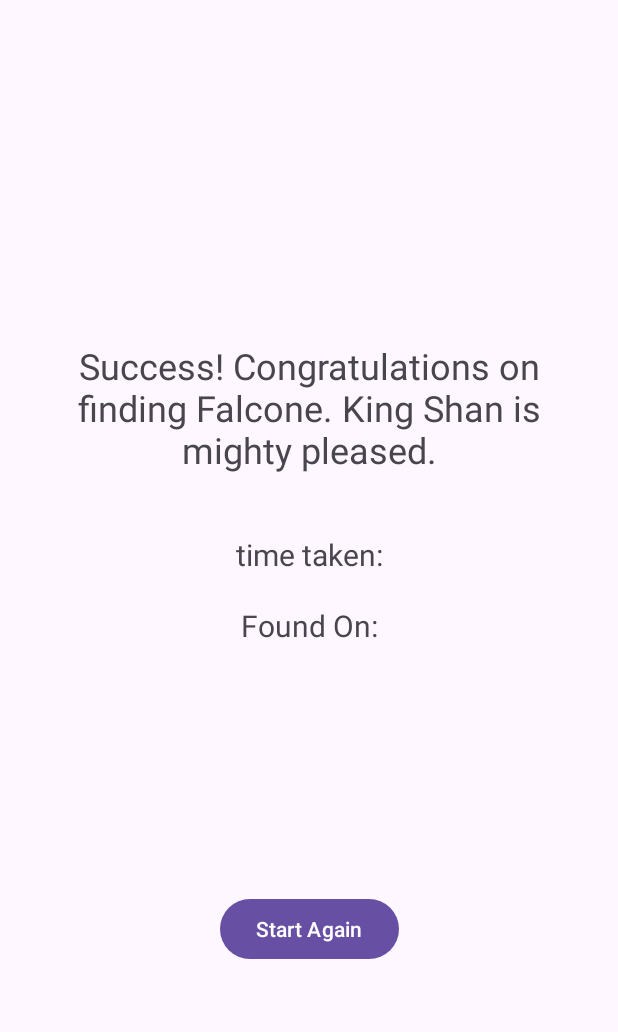
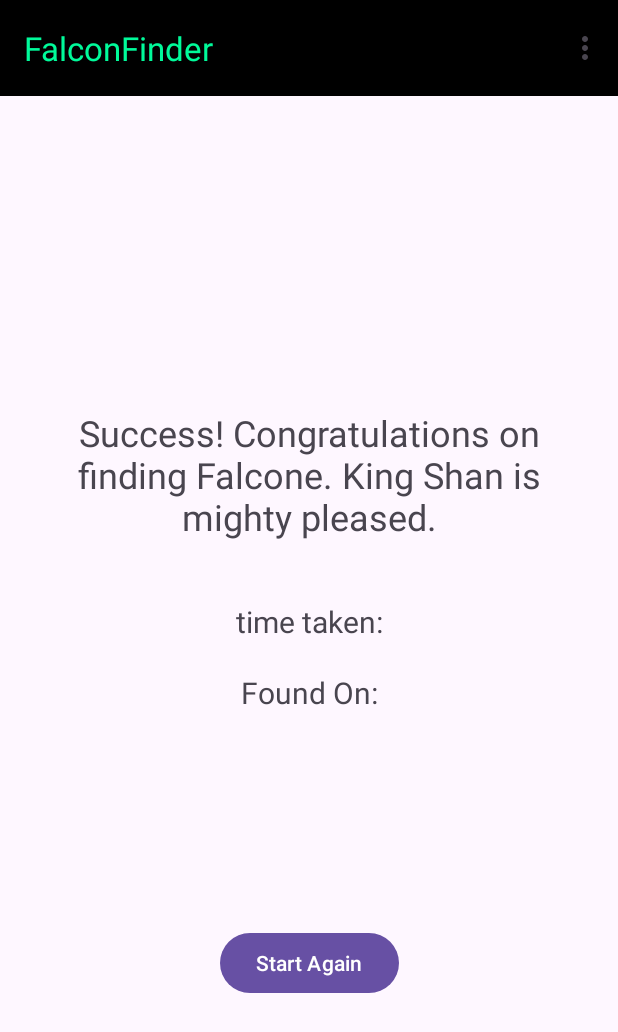
Before and after one commit to ranjanproject/falconfinder, an Android app: the screen it shows after launch (MainActivity), after a tap on "Find Falcon", on a phone screen of 412 x 824 dp. Shown: the top 1032 px of the screen. Run offline under Robolectric (Android 15) with nearby library versions, the phone set to English and light mode, and no system bars.

Commit message:
#comment option menu added

```diff
--- a/app/src/main/java/com/example/falconfinder/MainActivity.kt
+++ b/app/src/main/java/com/example/falconfinder/MainActivity.kt
@@ -2,7 +2,10 @@ package com.example.falconfinder
 
 import androidx.appcompat.app.AppCompatActivity
 import android.os.Bundle
+import android.view.Menu
+import android.view.MenuItem
 import android.view.ViewGroup
+import android.widget.Toast
 import com.example.falconfinder.databinding.ActivityMainBinding
 import com.example.falconfinder.ui.FindFalconClickListener
 import com.example.falconfinder.ui.fragments.FalconFinderResultFragment
@@ -18,6 +21,8 @@ class MainActivity : AppCompatActivity(), FindFalconClickListener {
 
         setContentView(binding.root)
 
+        setSupportActionBar(binding.toolbar)
+
         initViews()
     }
 
@@ -27,6 +32,21 @@ class MainActivity : AppCompatActivity(), FindFalconClickListener {
 
     }
 
+    override fun onCreateOptionsMenu(menu: Menu?): Boolean {
+        menuInflater.inflate(R.menu.main_menu, menu)
+        return true
+    }
+
+
+    override fun onOptionsItemSelected(item: MenuItem): Boolean {
+        onGameRuleSelected()
+        return super.onOptionsItemSelected(item)
+    }
+
+
+    private fun onGameRuleSelected(){
+        Toast.makeText(this, "Rule selected", Toast.LENGTH_LONG).show()
+    }
     private fun addPlanetSelectionFragment() {
         val ft = supportFragmentManager.beginTransaction()
 
--- /dev/null
+++ b/app/src/main/java/com/example/falconfinder/network/Result.kt
@@ -0,0 +1,7 @@
+package com.example.falconfinder.network
+
+sealed class Result{
+    data class Success(val response: Any): Result()
+    data class Error(val error: Error?): Result()
+    data class Failure(val exception: Exception): Result()
+}
--- a/app/src/main/java/com/example/falconfinder/ui/viewmodel/StarWarViewModel.kt
+++ b/app/src/main/java/com/example/falconfinder/ui/viewmodel/StarWarViewModel.kt
@@ -8,6 +8,7 @@ import com.example.falconfinder.models.FalconFinderRequestBody
 import com.example.falconfinder.models.PlanetResponse
 import com.example.falconfinder.models.PlanetResponseItem
 import com.example.falconfinder.models.VehicleResponseItem
+import com.example.falconfinder.network.Result
 import com.example.falconfinder.repository.StarWarRepository
 import kotlinx.coroutines.launch
 import kotlin.Exception
@@ -15,7 +16,7 @@ import kotlin.Exception
 /**
  * This viewmodel will be shared between four different fragments
  */
-class StarWarViewModel: ViewModel(){
+class StarWarViewModel : ViewModel() {
 
     private val repository = StarWarRepository()
 
@@ -35,42 +36,43 @@ class StarWarViewModel: ViewModel(){
 
     val isFindFalconBtn = MutableLiveData<Boolean>()
 
-    fun getToken(){
+    fun getToken() {
         viewModelScope.launch {
             try {
                 token = repository.getToken()
-            }catch (e: Exception){
+            } catch (e: Exception) {
                 Log.e("viewModel", e.toString())
 
             }
         }
     }
 
-    fun clearModels(){
+    fun clearModels() {
         selectedPlanetCount = 0
         rocketMap = mutableMapOf()
         token = ""
         _vehicleResponse = mutableListOf()
     }
 
-    fun getPlanets(){
+    //<editor-fold desc = "Planet">
+    fun getPlanets() {
         viewModelScope.launch {
-            try{
+            try {
                 _planets = repository.getPlanets()
 
                 _planetsMLD.value = _planets
-            }catch (e: Exception){
+            } catch (e: Exception) {
                 Log.e("viewModel", e.toString())
             }
         }
     }
 
-    fun findFalcon(){
+    fun findFalcon() {
         viewModelScope.launch {
             try {
                 val x = repository.findFalcon(getFalconRequestBody())
                 val y = 0
-            }catch (e: Exception){
+            } catch (e: Exception) {
                 Log.e("viewModel", e.toString())
 
             }
@@ -80,9 +82,9 @@ class StarWarViewModel: ViewModel(){
     private fun getFalconRequestBody(): FalconFinderRequestBody {
         val planetList = mutableListOf<String>()
         val vehicleList = mutableListOf<String>()
-        rocketMap.forEach{entry ->
+        rocketMap.forEach { entry ->
             planetList.add(entry.key)
-            entry.value?.let{
+            entry.value?.let {
                 vehicleList.add(it.name!!)
             }
         }
@@ -90,7 +92,7 @@ class StarWarViewModel: ViewModel(){
     }
 
 
-    fun selectPlanet(planetResponseItem: PlanetResponseItem, isSelected: Boolean){
+    fun selectPlanet(planetResponseItem: PlanetResponseItem, isSelected: Boolean) {
 
         updateSelectedPlanetCount(planetResponseItem, isSelected)
 
@@ -103,10 +105,13 @@ class StarWarViewModel: ViewModel(){
         }
     }
 
-   private fun updateSelectedPlanetCount(planetResponseItem: PlanetResponseItem, isSelected: Boolean){
-       if(isSelected){
+    private fun updateSelectedPlanetCount(
+        planetResponseItem: PlanetResponseItem,
+        isSelected: Boolean
+    ) {
+        if (isSelected) {
             selectedPlanetCount++
-       }else{
+        } else {
             selectedPlanetCount--
 
             val vehicle = rocketMap[planetResponseItem.name]
@@ -118,20 +123,20 @@ class StarWarViewModel: ViewModel(){
         }
     }
 
-   private fun enableFindFalconBtn(){
-       if(selectedPlanetCount < 4){
-           _planets?.let {planetResponse ->
-               planetResponse.forEach{
-                   if(!it.isSelected){
+    private fun enableFindFalconBtn() {
+        if (selectedPlanetCount < 4) {
+            _planets?.let { planetResponse ->
+                planetResponse.forEach {
+                    if (!it.isSelected) {
                         it.isActive = true
                     }
                 }
             }
             isFindFalconBtn.value = false
-       }else{
-           _planets?.let {planetResponse ->
-               planetResponse.forEach{
-                   if(!it.isSelected){
+        } else {
+            _planets?.let { planetResponse ->
+                planetResponse.forEach {
+                    if (!it.isSelected) {
                         it.isActive = false
                     }
                 }
@@ -139,29 +144,28 @@ class StarWarViewModel: ViewModel(){
             isFindFalconBtn.value = true
         }
     }
+    //</editor-fold>
+
 
     //<editor-fold desc="Vehicle">
-    fun getVehicles(){
+    fun getVehicles() {
         viewModelScope.launch {
-            try{
+            try {
                 _vehicleResponse = repository.getVehicle().toMutableList()
-            }catch (e: Exception){
+            } catch (e: Exception) {
                 Log.e("viewModel", e.toString())
             }
         }
     }
 
 
-
-
-    fun getVehicleList(): List<VehicleResponseItem>{
+    fun getVehicleList(): List<VehicleResponseItem> {
         return _vehicleResponse
     }
 
 
-
-    fun getAvailableVehicles(planetName: String): List<VehicleResponseItem>{
-        for(item in rocketMap){
+    fun getAvailableVehicles(planetName: String): List<VehicleResponseItem> {
+        for (item in rocketMap) {
             item.value?.let {
                 it.isActive = it.total_no > 0
                 it.isSelected = false
@@ -171,15 +175,14 @@ class StarWarViewModel: ViewModel(){
     }
 
 
-
     fun selectRocket(
         planetName: String,
         planetDistance: String,
         vehicleResponseItem: VehicleResponseItem,
         isSelected: Boolean
-    ){
+    ) {
 
-        if(isSelected){
+        if (isSelected) {
             vehicleResponseItem.total_no--
             for (item in _vehicleResponse) {
                 if (item != vehicleResponseItem && item.isSelected && item.isActive) {
@@ -187,7 +190,7 @@ class StarWarViewModel: ViewModel(){
                     item.total_no++
                 }
             }
-        }else{
+        } else {
             vehicleResponseItem.total_no++
         }
         vehicleResponseItem.isSelected = isSelected
@@ -200,10 +203,10 @@ class StarWarViewModel: ViewModel(){
         isSelected: Boolean,
         vehicleResponseItem: VehicleResponseItem
     ) {
-        if(isSelected){
+        if (isSelected) {
             rocketMap[planetName] = vehicleResponseItem
-        }else{
-            rocketMap[planetName]  = null
+        } else {
+            rocketMap[planetName] = null
         }
     }
     //</editor-fold>
--- a/app/src/main/res/layout/activity_main.xml
+++ b/app/src/main/res/layout/activity_main.xml
@@ -6,13 +6,29 @@
     android:layout_height="match_parent"
     tools:context=".MainActivity">
 
+   <com.google.android.material.appbar.AppBarLayout
+       android:id="@+id/app_bar"
+       android:layout_width="match_parent"
+       android:layout_height="wrap_content"
+       android:background="@color/black"
+       app:layout_constraintStart_toStartOf="parent"
+       app:layout_constraintEnd_toEndOf="parent"
+       app:layout_constraintTop_toTopOf="parent">
+      <androidx.appcompat.widget.Toolbar
+          android:id="@+id/toolbar"
+          android:layout_width="match_parent"
+          android:layout_height="wrap_content"
+          app:subtitleTextColor="@color/white"
+          app:titleTextColor="@color/selected_green" />
+   </com.google.android.material.appbar.AppBarLayout>
+
    <FrameLayout
        android:id="@+id/activity_fl"
        android:layout_width="match_parent"
-       android:layout_height="match_parent"
+       android:layout_height="0dp"
        app:layout_constraintStart_toStartOf="parent"
        app:layout_constraintEnd_toEndOf="parent"
-       app:layout_constraintTop_toTopOf="parent"
+       app:layout_constraintTop_toBottomOf="@id/app_bar"
        app:layout_constraintBottom_toBottomOf="parent" />
 
 </androidx.constraintlayout.widget.ConstraintLayout>
--- /dev/null
+++ b/app/src/main/res/menu/main_menu.xml
@@ -0,0 +1,7 @@
+<?xml version="1.0" encoding="utf-8"?>
+<menu xmlns:android="http://schemas.android.com/apk/res/android"
+    xmlns:app="http://schemas.android.com/apk/res-auto">
+    <item  android:id="@+id/rule"
+        android:title="@string/game_rule"/>
+
+</menu>
--- /dev/null
+++ b/app/src/main/res/values-night/strings.xml
@@ -0,0 +1,4 @@
+<?xml version="1.0" encoding="utf-8"?>
+<resources>
+    <string name="game_rule">Game Rule</string>
+</resources>
--- a/app/src/main/res/values/strings.xml
+++ b/app/src/main/res/values/strings.xml
@@ -4,4 +4,5 @@
     <string name="planet_image">planet image</string>
     <string name="select_vehicle_for_planet"></string>
     <string name="congratulations">Success! Congratulations on finding Falcone. King Shan is mighty pleased.</string>
+    <string name="game_rule">Game Rule</string>
 </resources>
```
Lines whose indentation alone changed are shown as unchanged.
